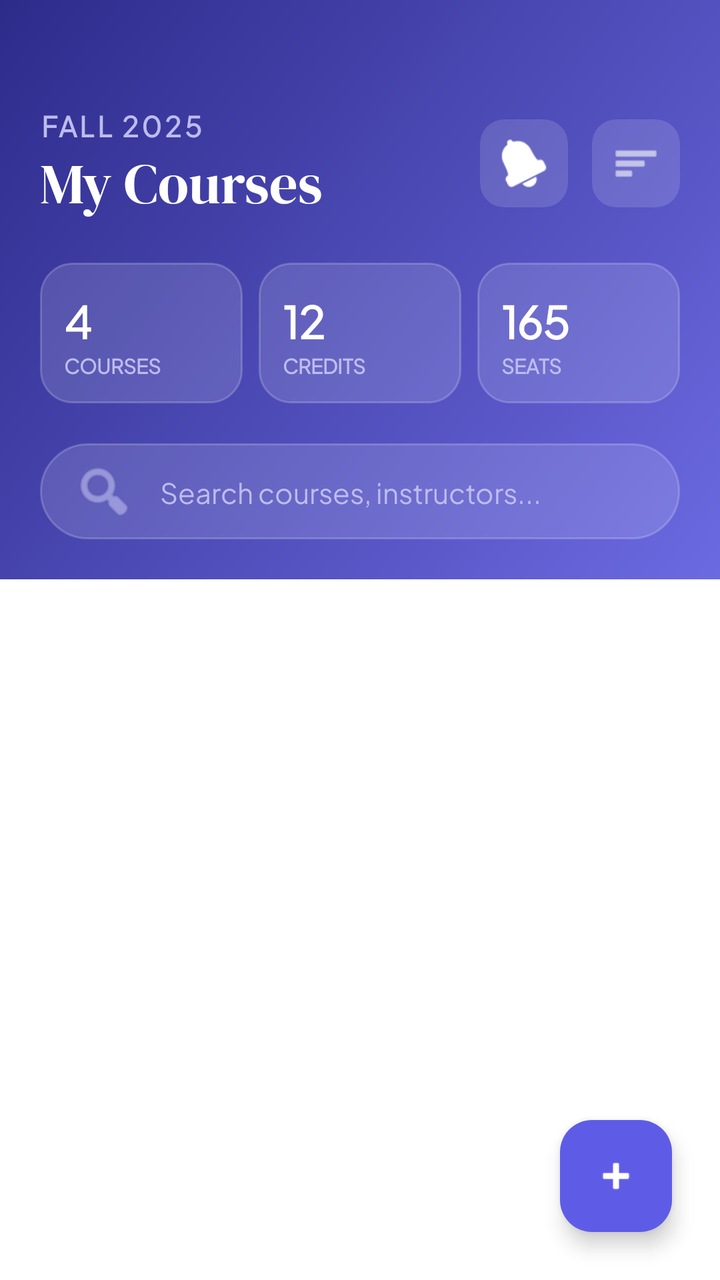
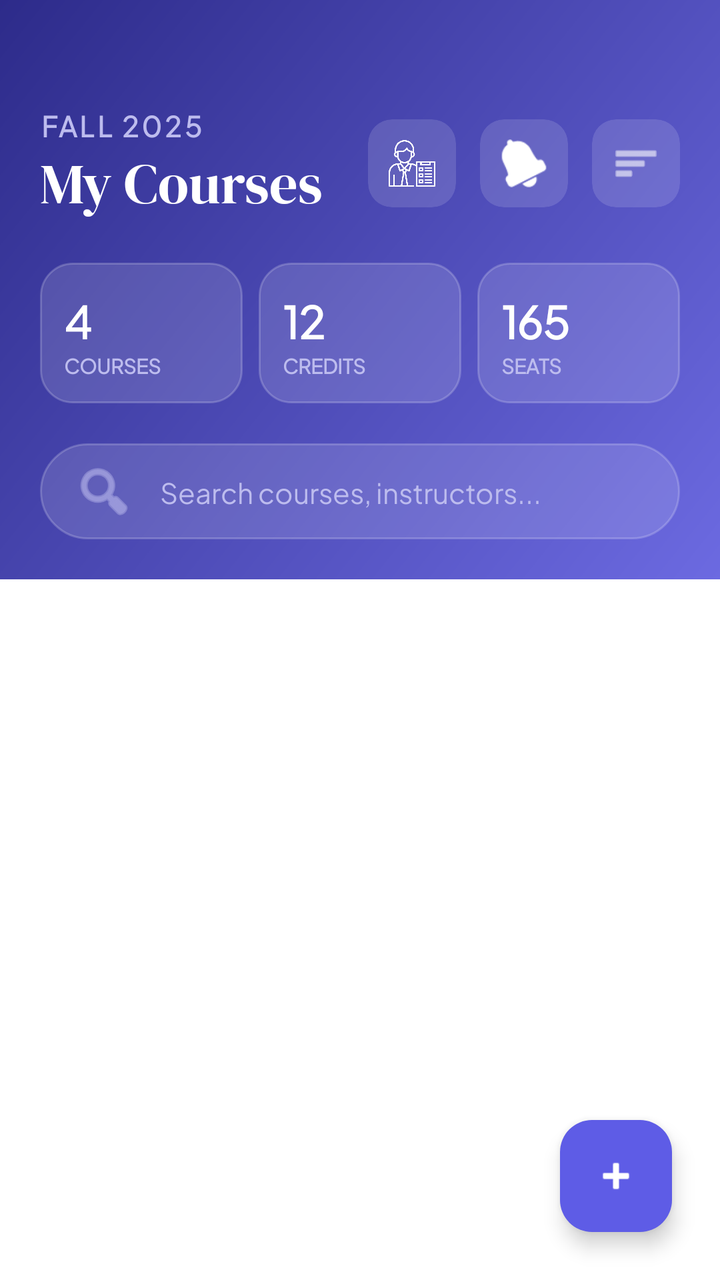

Two renders of the same Android screen: before a commit and after it. Below are the layout's source before the change and the commit's diff.
<!-- AndroidManifest.xml: application theme Theme.StudentInventory -->
<!-- res/layout/activity_home_screen.xml -->
<?xml version="1.0" encoding="utf-8"?>
<androidx.constraintlayout.widget.ConstraintLayout xmlns:android="http://schemas.android.com/apk/res/android"
    xmlns:app="http://schemas.android.com/apk/res-auto"
    xmlns:tools="http://schemas.android.com/tools"
    android:id="@+id/main"
    android:layout_width="match_parent"
    android:layout_height="match_parent"
    android:background="#FFFFFF"
    tools:context=".viewModel.HomeScreen">

    
    <androidx.constraintlayout.widget.ConstraintLayout
        android:id="@+id/headerLayout"
        android:layout_width="0dp"
        android:layout_height="wrap_content"
        android:background="@drawable/bg_header"
        android:padding="20dp"
        app:layout_constraintEnd_toEndOf="parent"
        app:layout_constraintHeight_percent="0.38"
        app:layout_constraintStart_toStartOf="parent"
        app:layout_constraintTop_toTopOf="parent">

        
        <TextView
            android:id="@+id/txtSemester"
            android:layout_width="wrap_content"
            android:layout_height="wrap_content"
            android:layout_marginTop="32dp"
            android:fontFamily="@font/plus_jakarta_sans"
            android:letterSpacing="0.1"
            android:text="FALL 2025"
            android:textColor="#BDBCEE"
            android:textSize="14sp"
            android:textStyle="bold"
            app:layout_constraintStart_toStartOf="parent"
            app:layout_constraintTop_toTopOf="parent" />

        
        <TextView
            android:id="@+id/txtMyCourses"
            android:layout_width="wrap_content"
            android:layout_height="wrap_content"
            android:fontFamily="@font/dm_seriff_display"
            android:text="My Courses"
            android:textColor="@android:color/white"
            android:textSize="28sp"
            app:layout_constraintStart_toStartOf="parent"
            app:layout_constraintTop_toBottomOf="@id/txtSemester" />

        
        <LinearLayout
            android:layout_width="wrap_content"
            android:layout_height="wrap_content"
            android:orientation="horizontal"
            app:layout_constraintBottom_toBottomOf="@id/txtMyCourses"
            app:layout_constraintEnd_toEndOf="parent"
            app:layout_constraintTop_toTopOf="@id/txtSemester">

            <androidx.cardview.widget.CardView
                android:layout_width="44dp"
                android:layout_height="44dp"
                android:layout_marginEnd="12dp"
                app:cardBackgroundColor="#22FFFFFF"
                app:cardCornerRadius="12dp"
                app:cardElevation="0dp">

                <ImageView
                    android:layout_width="24dp"
                    android:layout_height="24dp"
                    android:layout_gravity="center"
                    android:src="@android:drawable/ic_popup_reminder"
                    app:tint="@android:color/white" />
            </androidx.cardview.widget.CardView>

            <androidx.cardview.widget.CardView
                android:layout_width="44dp"
                android:layout_height="44dp"
                app:cardBackgroundColor="#22FFFFFF"
                app:cardCornerRadius="12dp"
                app:cardElevation="0dp">

                <ImageView
                    android:layout_width="24dp"
                    android:layout_height="24dp"
                    android:layout_gravity="center"
                    android:src="@android:drawable/ic_menu_sort_by_size"
                    app:tint="@android:color/white" />
            </androidx.cardview.widget.CardView>
        </LinearLayout>

        
        <LinearLayout
            android:id="@+id/statsLayout"
            android:layout_width="match_parent"
            android:layout_height="wrap_content"
            android:layout_marginTop="20dp"
            android:baselineAligned="false"
            android:orientation="horizontal"
            app:layout_constraintTop_toBottomOf="@id/txtMyCourses">

            
            <LinearLayout
                android:layout_width="0dp"
                android:layout_height="wrap_content"
                android:layout_marginEnd="8dp"
                android:layout_weight="1"
                android:background="@drawable/bg_stats_card"
                android:orientation="vertical"
                android:padding="12dp">

                <TextView
                    android:id="@+id/tvCourseCount"
                    android:layout_width="wrap_content"
                    android:layout_height="wrap_content"
                    android:fontFamily="@font/plus_jakarta_sans"
                    android:text="4"
                    android:textColor="@android:color/white"
                    android:textSize="22sp"
                    android:textStyle="bold" />

                <TextView
                    android:layout_width="wrap_content"
                    android:layout_height="wrap_content"
                    android:fontFamily="@font/plus_jakarta_sans"
                    android:text="COURSES"
                    android:textColor="#BDBCEE"
                    android:textSize="10sp"
                    android:textStyle="bold" />
            </LinearLayout>

            
            <LinearLayout
                android:layout_width="0dp"
                android:layout_height="wrap_content"
                android:layout_marginEnd="8dp"
                android:layout_weight="1"
                android:background="@drawable/bg_stats_card"
                android:orientation="vertical"
                android:padding="12dp">

                <TextView
                    android:id="@+id/tvCreditCount"
                    android:layout_width="wrap_content"
                    android:layout_height="wrap_content"
                    android:fontFamily="@font/plus_jakarta_sans"
                    android:text="12"
                    android:textColor="@android:color/white"
                    android:textSize="22sp"
                    android:textStyle="bold" />

                <TextView
                    android:layout_width="wrap_content"
                    android:layout_height="wrap_content"
                    android:fontFamily="@font/plus_jakarta_sans"
                    android:text="CREDITS"
                    android:textColor="#BDBCEE"
                    android:textSize="10sp"
                    android:textStyle="bold" />
            </LinearLayout>

            
            <LinearLayout
                android:layout_width="0dp"
                android:layout_height="wrap_content"
                android:layout_weight="1"
                android:background="@drawable/bg_stats_card"
                android:orientation="vertical"
                android:padding="12dp">

                <TextView
                    android:layout_width="wrap_content"
                    android:layout_height="wrap_content"
                    android:fontFamily="@font/plus_jakarta_sans"
                    android:text="165"
                    android:textColor="@android:color/white"
                    android:textSize="22sp"
                    android:textStyle="bold" />

                <TextView
                    android:layout_width="wrap_content"
                    android:layout_height="wrap_content"
                    android:fontFamily="@font/plus_jakarta_sans"
                    android:text="SEATS"
                    android:textColor="#BDBCEE"
                    android:textSize="10sp"
                    android:textStyle="bold" />
            </LinearLayout>
        </LinearLayout>

        
        <EditText
            android:id="@+id/etSearch"
            android:layout_width="match_parent"
            android:layout_height="48dp"
            android:layout_marginTop="20dp"
            android:background="@drawable/bg_search_bar"
            android:drawableStart="@android:drawable/ic_menu_search"
            android:drawablePadding="12dp"
            android:drawableTint="#BDBCEE"
            android:fontFamily="@font/plus_jakarta_sans"
            android:hint="Search courses, instructors..."
            android:inputType="text"
            android:paddingHorizontal="16dp"
            android:textColor="@android:color/white"
            android:textColorHint="#BDBCEE"
            android:textSize="14sp"
            app:layout_constraintTop_toBottomOf="@id/statsLayout" />

    </androidx.constraintlayout.widget.ConstraintLayout>

    
    <androidx.constraintlayout.widget.ConstraintLayout
        android:layout_width="match_parent"
        android:layout_height="0dp"
        app:layout_constraintBottom_toBottomOf="parent"
        app:layout_constraintTop_toBottomOf="@id/headerLayout">

        <androidx.recyclerview.widget.RecyclerView
            android:id="@+id/rvCourses"
            android:layout_width="match_parent"
            android:layout_height="match_parent"
            android:clipToPadding="false"
            android:padding="8dp"
            tools:listitem="@layout/item_course" />

    </androidx.constraintlayout.widget.ConstraintLayout>

    <com.google.android.material.floatingactionbutton.FloatingActionButton
        android:id="@+id/fabAddCourse"
        android:layout_width="wrap_content"
        android:layout_height="wrap_content"
        android:layout_margin="24dp"
        android:src="@android:drawable/ic_input_add"
        app:backgroundTint="#5E5CE6"
        app:tint="@android:color/white"
        app:layout_constraintBottom_toBottomOf="parent"
        app:layout_constraintEnd_toEndOf="parent"
        android:contentDescription="Add Course" />

</androidx.constraintlayout.widget.ConstraintLayout>
<!-- res/layout/item_course.xml (included above) -->
<?xml version="1.0" encoding="utf-8"?>
<com.google.android.material.card.MaterialCardView
    xmlns:android="http://schemas.android.com/apk/res/android"
    xmlns:app="http://schemas.android.com/apk/res-auto"
    android:layout_width="match_parent"
    android:layout_height="wrap_content"
    android:layout_margin="10dp"
    app:cardCornerRadius="18dp"
    app:cardElevation="6dp"
    app:strokeColor="#ECECEC"
    app:strokeWidth="1dp"
    android:backgroundTint="@color/white">

    <androidx.constraintlayout.widget.ConstraintLayout
        android:layout_width="match_parent"
        android:layout_height="wrap_content"
        android:padding="16dp">

        

        <View
            android:id="@+id/indicator"
            android:layout_width="4dp"
            android:layout_height="110dp"
            android:background="#1E5AA8"
            app:layout_constraintStart_toStartOf="parent"
            app:layout_constraintTop_toTopOf="parent"/>

        

        <LinearLayout
            android:id="@+id/contentLayout"
            android:layout_width="0dp"
            android:layout_height="wrap_content"
            android:layout_marginStart="14dp"
            android:orientation="vertical"
            app:layout_constraintStart_toEndOf="@id/indicator"
            app:layout_constraintEnd_toStartOf="@id/tvCredit"
            app:layout_constraintTop_toTopOf="parent">

            <TextView
                android:id="@+id/tvCode"
                android:layout_width="wrap_content"
                android:layout_height="wrap_content"
                android:text="CS-301"
                android:fontFamily="@font/plus_jakarta_sans"
                android:textColor="#E46A2C"
                android:textSize="12sp"
                android:textStyle="bold"/>

            <TextView
                android:id="@+id/tvName"
                android:layout_width="wrap_content"
                android:layout_height="wrap_content"
                android:layout_marginTop="2dp"
                android:text="Data Structures &amp; Algorithms"
                android:textColor="#111111"
                android:textSize="20sp"
                android:fontFamily="@font/dm_seriff_display"
                android:textStyle="bold"/>

            <LinearLayout
                android:layout_width="wrap_content"
                android:layout_height="wrap_content"
                android:layout_marginTop="6dp"
                android:orientation="horizontal"
                android:gravity="center">

                <ImageView
                    android:layout_width="15dp"
                    android:layout_height="15dp"
                    android:src="@drawable/instructor"
                    android:tint="#8E8E8E"/>

                <TextView
                    android:id="@+id/tvTeacher"
                    android:layout_width="wrap_content"
                    android:layout_height="wrap_content"
                    android:layout_marginStart="4dp"
                    android:text="Dr. Amara Nwosu"
                    android:fontFamily="@font/plus_jakarta_sans"
                    android:textColor="#555555"
                    android:textSize="14sp"/>
            </LinearLayout>

            

            <LinearLayout
                android:layout_width="wrap_content"
                android:layout_height="wrap_content"
                android:layout_marginTop="12dp"
                android:orientation="horizontal"
                android:gravity="center">

                <ImageView
                    android:layout_width="15dp"
                    android:layout_height="15dp"
                    android:src="@android:drawable/ic_menu_recent_history"
                    android:tint="#888888"/>

                <TextView
                    android:id="@+id/tvTime"
                    android:layout_width="wrap_content"
                    android:layout_height="wrap_content"
                    android:layout_marginStart="4dp"
                    android:text="Mon"
                    android:textSize="14sp"
                    android:fontFamily="@font/plus_jakarta_sans"
                    android:textColor="#555555"/>

                <TextView
                    android:layout_width="wrap_content"
                    android:layout_height="wrap_content"
                    android:text="  •  "
                    android:textColor="#AAAAAA"/>

                <ImageView
                    android:layout_width="15dp"
                    android:layout_height="15dp"
                    android:src="@drawable/home"
                    android:tint="#888888"/>

                <TextView
                    android:id="@+id/tvRoom"
                    android:layout_width="wrap_content"
                    android:layout_height="wrap_content"
                    android:layout_marginStart="4dp"
                    android:text="Tech Hall 204"
                    android:textSize="15sp"
                    android:fontFamily="@font/plus_jakarta_sans"
                    android:textColor="#555555"/>

            </LinearLayout>

        </LinearLayout>

        

        <TextView
            android:id="@+id/tvCredit"
            android:layout_width="wrap_content"
            android:layout_height="wrap_content"
            android:background="@drawable/bg_credit"
            android:paddingHorizontal="10dp"
            android:paddingVertical="4dp"
            android:text="4 Cr"
            android:fontFamily="@font/plus_jakarta_sans"
            android:textColor="#3B82F6"
            android:textStyle="bold"
            app:layout_constraintEnd_toEndOf="parent"
            app:layout_constraintTop_toTopOf="parent"/>

        

        <LinearLayout
            android:layout_width="0dp"
            android:layout_height="wrap_content"
            android:layout_marginTop="18dp"
            android:gravity="center"
            android:orientation="horizontal"
            android:weightSum="3"
            app:layout_constraintTop_toBottomOf="@id/contentLayout"
            app:layout_constraintStart_toStartOf="parent"
            app:layout_constraintEnd_toEndOf="parent"
            >

            <com.google.android.material.button.MaterialButton
                android:id="@+id/btnEdit"
                android:layout_width="0dp"
                android:layout_height="48dp"
                android:layout_marginEnd="8dp"
                android:layout_weight="1"
                android:text="Edit"
                android:textAllCaps="false"
                android:textColor="#312E81"
                android:textSize="14sp"
                android:fontFamily="@font/plus_jakarta_sans"
                android:backgroundTint="#BAB6F8"

                app:cornerRadius="24dp"

                app:icon="@drawable/edit"
                app:iconGravity="textStart"
                app:iconPadding="8dp"
                app:iconSize="14dp"
                app:iconTint="#312E81"/>

            <com.google.android.material.button.MaterialButton
                android:id="@+id/btnDelete"
                android:layout_width="0dp"
                android:layout_height="48dp"
                android:layout_marginEnd="8dp"
                android:layout_weight="1"
                android:text="Delete"
                android:textAllCaps="false"
                android:textSize="14sp"
                android:textColor="#F60202"
                android:fontFamily="@font/plus_jakarta_sans"
                android:backgroundTint="#FFC67E"

                app:cornerRadius="24dp"
                app:icon="@drawable/bin"
                app:iconGravity="textStart"
                app:iconPadding="2dp"
                app:iconSize="14dp"
                app:iconTint="#F60202"/>

            <com.google.android.material.button.MaterialButton
                android:id="@+id/btnDetails"
                android:layout_width="0dp"
                android:layout_height="48dp"
                android:layout_weight="1"
                android:text="Details"
                android:textAllCaps="false"
                android:textSize="12sp"
                android:textColor="#D97706"
                android:fontFamily="@font/plus_jakarta_sans"
                android:backgroundTint="#FAF3C8"
                android:gravity="center"
                android:insetLeft="0dp"
                android:insetRight="0dp"

                app:cornerRadius="24dp"
                app:icon="@drawable/img"
                app:iconGravity="textEnd"
                app:iconPadding="4dp"
                app:iconSize="14dp"
                app:iconTint="#D97706"/>

        </LinearLayout>

    </androidx.constraintlayout.widget.ConstraintLayout>

</com.google.android.material.card.MaterialCardView>
<!-- resources referenced by this layout -->
<resources>
  <color name="white">#FFFFFFFF</color>
  <!-- drawable bg_credit (drawable) -->
  <?xml version="1.0" encoding="utf-8"?>
  <shape xmlns:android="http://schemas.android.com/apk/res/android">
      <solid android:color="#EEF4FF"/>
      <corners android:radius="30dp"/>
  </shape>
  <!-- drawable bg_header (drawable) -->
  <?xml version="1.0" encoding="utf-8"?>
  <shape xmlns:android="http://schemas.android.com/apk/res/android">
      <gradient
          android:startColor="#2D2B8A"
          android:endColor="#6C6AE1"
          android:angle="315"/>
  </shape>
  <!-- drawable bg_search_bar (drawable) -->
  <?xml version="1.0" encoding="utf-8"?>
  <shape xmlns:android="http://schemas.android.com/apk/res/android">
      <solid android:color="#22FFFFFF"/>
      <corners android:radius="24dp"/>
      <stroke android:width="1dp" android:color="#33FFFFFF"/>
  </shape>
  <!-- drawable bg_stats_card (drawable) -->
  <?xml version="1.0" encoding="utf-8"?>
  <shape xmlns:android="http://schemas.android.com/apk/res/android">
      <solid android:color="#22FFFFFF"/>
      <corners android:radius="16dp"/>
      <stroke android:width="1dp" android:color="#33FFFFFF"/>
  </shape>
  <!-- drawable bin: png bitmap (drawable, 10818 bytes) -->
  <!-- drawable edit: png bitmap (drawable, 6624 bytes) -->
  <!-- drawable home: png bitmap (drawable, 6259 bytes) -->
  <!-- drawable img: png bitmap (drawable, 4454 bytes) -->
  <!-- drawable instructor: png bitmap (drawable, 16059 bytes) -->
  <style name="Theme.StudentInventory" parent="Base.Theme.StudentInventory" />
  <style name="Base.Theme.StudentInventory" parent="Theme.Material3.DayNight.NoActionBar">
          
          
      </style>
</resources>

<!-- the commit's change to res/layout/activity_home_screen.xml (unified diff, before → after) -->
@@ -55,6 +55,24 @@
             app:layout_constraintBottom_toBottomOf="@id/txtMyCourses"
             app:layout_constraintEnd_toEndOf="parent"
             app:layout_constraintTop_toTopOf="@id/txtSemester">
+
+            <androidx.cardview.widget.CardView
+                android:id="@+id/btnProfile"
+                android:layout_width="44dp"
+                android:layout_height="44dp"
+                android:layout_marginEnd="12dp"
+                app:cardBackgroundColor="#22FFFFFF"
+                app:cardCornerRadius="12dp"
+                app:cardElevation="0dp">
+
+                <ImageView
+                    android:layout_width="24dp"
+                    android:layout_height="24dp"
+                    android:layout_gravity="center"
+                    android:src="@drawable/instructor"
+                    app:tint="@android:color/white"
+                    android:contentDescription="Profile" />
+            </androidx.cardview.widget.CardView>
 
             <androidx.cardview.widget.CardView
                 android:layout_width="44dp"
